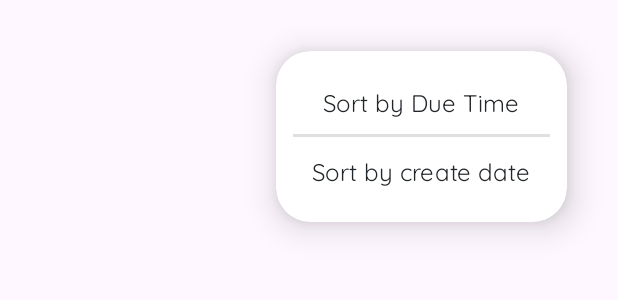
After one commit to Suru-web/Todo-App, an Android app: the layout menu_popup_window.xml on its own in the app's theme, with its tools: preview values and no code run, on a phone screen of 412 x 824 dp. The commit adds this screen. Shown: the top 300 px of the screen. Run offline under Robolectric (Android 15) with nearby library versions, the phone set to English and light mode, and no system bars.

Commit message:
* removed notes feature * added system vibrations * can sort the list based on time of creation or due date

```diff
--- a/app/src/main/AndroidManifest.xml
+++ b/app/src/main/AndroidManifest.xml
@@ -3,6 +3,8 @@
     xmlns:tools="http://schemas.android.com/tools">
 
     <uses-permission android:name="android.permission.INTERNET" />
+
+    <uses-permission android:name="android.permission.VIBRATE" />
 
     <application
         android:allowBackup="true"
--- a/app/src/main/java/com/suraj/todo/MainActivity.java
+++ b/app/src/main/java/com/suraj/todo/MainActivity.java
@@ -16,12 +16,14 @@ import androidx.viewpager.widget.ViewPager;
 import com.suraj.todo.objects.main_list;
 
 import android.annotation.SuppressLint;
+import android.content.Context;
 import android.content.Intent;
 import android.content.SharedPreferences;
 import android.content.res.Configuration;
 import android.graphics.Bitmap;
 import android.graphics.drawable.BitmapDrawable;
 import android.os.Bundle;
+import android.os.Vibrator;
 import android.util.Log;
 import android.view.View;
 import android.view.Window;
@@ -50,6 +52,7 @@ public class MainActivity extends AppCompatActivity {
     ArrayList<main_list> musicList = new ArrayList<>();
     String authID;
     Bitmap bitmap;
+    Vibrator vibrator;
     @Override
     protected void onCreate(Bundle savedInstanceState) {
         super.onCreate(savedInstanceState);
@@ -63,6 +66,7 @@ public class MainActivity extends AppCompatActivity {
         firestore = FirebaseFirestore.getInstance();
         setNameUser();
         setFabColor();
+        vibrator  = (Vibrator) getSystemService(Context.VIBRATOR_SERVICE);
 
         ViewPager viewPager = findViewById(R.id.viewPager);
         ImageAdapter adapterImage = new ImageAdapter(this);
@@ -70,6 +74,7 @@ public class MainActivity extends AppCompatActivity {
         viewPager.addOnPageChangeListener(new ViewPager.OnPageChangeListener() {
             @Override
             public void onPageScrolled(int position, float positionOffset, int positionOffsetPixels) {
+                vibrator.vibrate(10);
             }
 
             @Override
--- a/app/src/main/res/layout/activity_category_list_view.xml
+++ b/app/src/main/res/layout/activity_category_list_view.xml
@@ -13,7 +13,7 @@
         android:id="@+id/linearLayout"
         android:layout_width="match_parent"
         android:layout_height="0dp"
-        android:layout_weight="1"
+        android:layout_weight="1.2"
         android:orientation="vertical">
 
         <RelativeLayout
@@ -78,8 +78,7 @@
         style="@style/RELATIVE_LAYOUT_LIST_ITEM_VIEW"
         android:layout_width="match_parent"
         android:layout_height="0dp"
-        android:layout_marginTop="@dimen/dp30"
-        android:layout_weight="4">
+        android:layout_weight="3.8">
 
         <androidx.recyclerview.widget.RecyclerView
             android:id="@+id/list_view_recycler"
--- /dev/null
+++ b/app/src/main/res/layout/menu_popup_window.xml
@@ -0,0 +1,54 @@
+<?xml version="1.0" encoding="utf-8"?>
+<androidx.cardview.widget.CardView xmlns:android="http://schemas.android.com/apk/res/android"
+    xmlns:tools="http://schemas.android.com/tools"
+    android:layout_width="wrap_content"
+    xmlns:app="http://schemas.android.com/apk/res-auto"
+    android:layout_gravity="end"
+    android:layout_margin="@dimen/dp30"
+    style="@style/LIST_COLORING"
+    app:cardElevation="@dimen/dp12"
+    app:cardCornerRadius="@dimen/dp20"
+    android:layout_height="@dimen/dp100">
+
+    <LinearLayout
+        android:layout_width="match_parent"
+        android:layout_height="@dimen/dp100"
+        android:weightSum="1.05"
+        android:layout_gravity="center"
+        android:gravity="center"
+        android:padding="@dimen/dp10"
+        android:orientation="vertical">
+
+        <TextView
+            android:id="@+id/dueDateSort"
+            android:layout_width="match_parent"
+            android:layout_height="0dp"
+            android:layout_weight="0.5"
+            android:text="@string/sort_by_due_time"
+            android:gravity="center"
+            style="@style/TEXT_COLOR"
+            android:textSize="@dimen/dp14"
+            tools:ignore="SpUsage" />
+
+
+        <View
+            android:id="@+id/divider2"
+            android:layout_width="@dimen/dp150"
+            android:layout_height="0dp"
+            android:layout_weight="0.03"
+            android:background="?android:attr/listDivider" />
+
+        <TextView
+            android:id="@+id/createTimeSort"
+            android:layout_width="match_parent"
+            android:layout_height="0dp"
+            android:layout_weight="0.5"
+            android:text="@string/sort_by_created_date"
+            android:gravity="center"
+            style="@style/TEXT_COLOR"
+            android:textSize="@dimen/dp14"
+            tools:ignore="SpUsage" />
+
+    </LinearLayout>
+
+</androidx.cardview.widget.CardView>
--- a/app/src/main/res/values/strings.xml
+++ b/app/src/main/res/values/strings.xml
@@ -44,4 +44,8 @@
     <string name="delete_task">Delete Task</string>
     <string name="privateTask">Private</string>
     <string name="profileimage">ProfileImage</string>
+    <string name="see_note">See Note</string>
+    <string name="hide_note">Hide note</string>
+    <string name="sort_by_created_date">Sort by create date</string>
+    <string name="sort_by_due_time">Sort by Due Time</string>
 </resources>
--- a/app/src/main/res/values/themes.xml
+++ b/app/src/main/res/values/themes.xml
@@ -72,5 +72,8 @@
     <style name="COMPLETED_TASK">
         <item name="android:textColor">@color/green</item>
     </style>
+    <style name="DIVIDER_COLOR">
+        <item name="android:backgroundTint">@color/light_silver</item>
+    </style>
 
 </resources>
```
Also changed, not shown: app/src/main/java/com/suraj/todo/Adapters/sub_list_adapter.java (+51 -25 lines), app/src/main/java/com/suraj/todo/category_list_view.java (+67 -2 lines), app/src/main/java/com/suraj/todo/create_tasks.java (+9 -9 lines), app/src/main/java/com/suraj/todo/objects/item_list.java (+13 -1 lines), app/src/main/res/layout/activity_create_tasks.xml (+11 -36 lines), app/src/main/res/layout/sub_list_layout.xml (+12 -1 lines).
